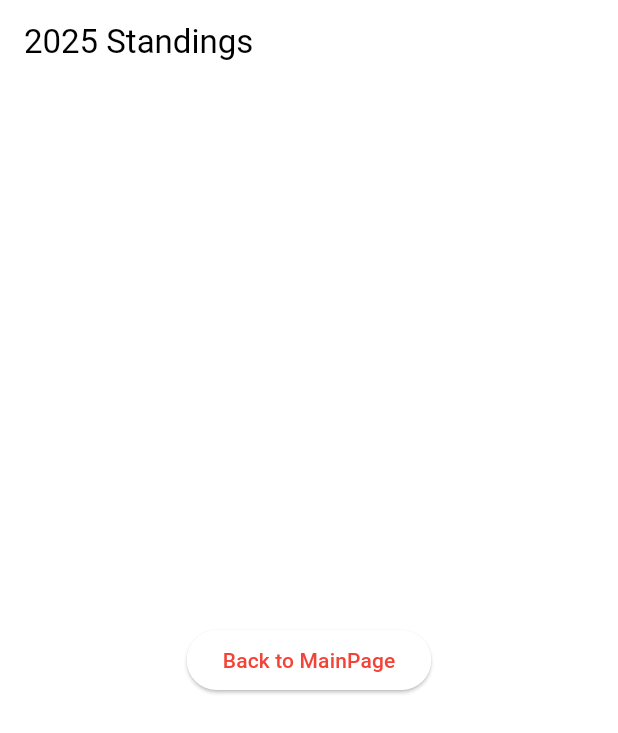
After one commit to PBPC05/C05_tugaskelompok_mobile, a Flutter app: the StandingsPage screen opened by its route, on a phone screen of 412 x 824 dp. The commit adds this screen. Shown: the top 733 px of the screen. Run offline on Flutter 3.47's test engine with Material 3 defaults, Android fonts, the phone set to English and light mode, and no system bars; our stand-ins replace go_router; missing offline and left inert: pbp_django_auth.

Commit message:
add router and landing page (basic)

```diff
--- /dev/null
+++ b/lib/features/information/presentation/screens/standings_page.dart
@@ -0,0 +1,19 @@
+import 'package:flutter/material.dart';
+import 'package:go_router/go_router.dart';
+
+class StandingsPage extends StatelessWidget {
+  const StandingsPage({super.key});
+
+  @override
+  Widget build(BuildContext context) {
+    return Scaffold(
+      appBar: AppBar(title: const Text("2025 Standings")),
+      body: Center(
+        child: ElevatedButton(
+          onPressed: () => context.go('/'),
+          child: const Text("Back to MainPage"),
+        ),
+      ),
+    );
+  }
+}
--- a/lib/router.dart
+++ b/lib/router.dart
@@ -1,4 +1,8 @@
 import 'package:go_router/go_router.dart';
+import 'package:pittalk_mobile/features/information/presentation/screens/drivers_page.dart';
+import 'package:pittalk_mobile/features/information/presentation/screens/schedule_page.dart';
+import 'package:pittalk_mobile/features/information/presentation/screens/standings_page.dart';
+import 'package:pittalk_mobile/features/information/presentation/screens/teams_page.dart';
 import 'features/forums/forums.dart';
 import 'features/authentication/authentication.dart';
 import 'features/news/news.dart';
@@ -42,8 +46,23 @@ final router = GoRouter(
     ),
 
     GoRoute(
-      path: '/information',
-      builder: (_, __) => const InformationPage(),
+      path: '/information/drivers',
+      builder: (_, __) => const DriversPage(),
+    ),
+
+    GoRoute(
+      path: '/information/teams',
+      builder: (_, __) => const TeamsPage(),
+    ),
+
+    GoRoute(
+      path: '/information/schedule',
+      builder: (_, __) => const SchedulePage(),
+    ),
+
+    GoRoute(
+      path: '/information/standings',
+      builder: (_, __) => const StandingsPage(),
     ),
 
     GoRoute(
```
Also changed, not shown: lib/features/information/presentation/screens/drivers_page.dart (added, +19 -0 lines), lib/features/information/presentation/screens/schedule_page.dart (added, +19 -0 lines), lib/features/information/presentation/screens/teams_page.dart (added, +19 -0 lines).
